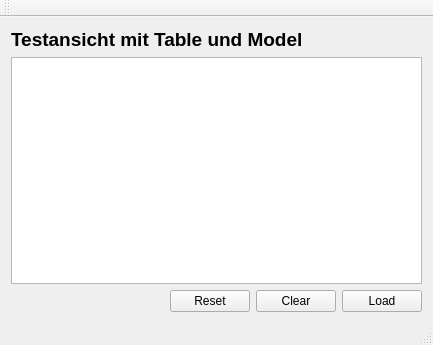
Before: the Qt Designer form GuiBuilder/QDatenansichtTest2/mainwindow.ui in handbaggerli/QDatenansichtTest, drawn with Qt 5.
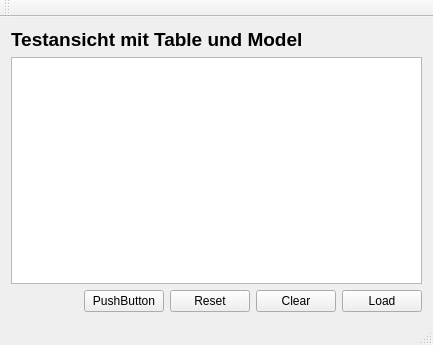
After: the same form once the commit is applied.

Commit message: Add Print Button to GUI

What changed in the file:
```diff
--- a/GuiBuilder/QDatenansichtTest2/mainwindow.ui
+++ b/GuiBuilder/QDatenansichtTest2/mainwindow.ui
@@ -47,6 +47,13 @@
         </property>
        </spacer>
       </item>
+      <item>
+       <widget class="QPushButton" name="pushButton_Print">
+        <property name="text">
+         <string>PushButton</string>
+        </property>
+       </widget>
+      </item>
       <item>
        <widget class="QPushButton" name="pushButton_Reset">
         <property name="text">
```
The commit also changes 1 other file.
